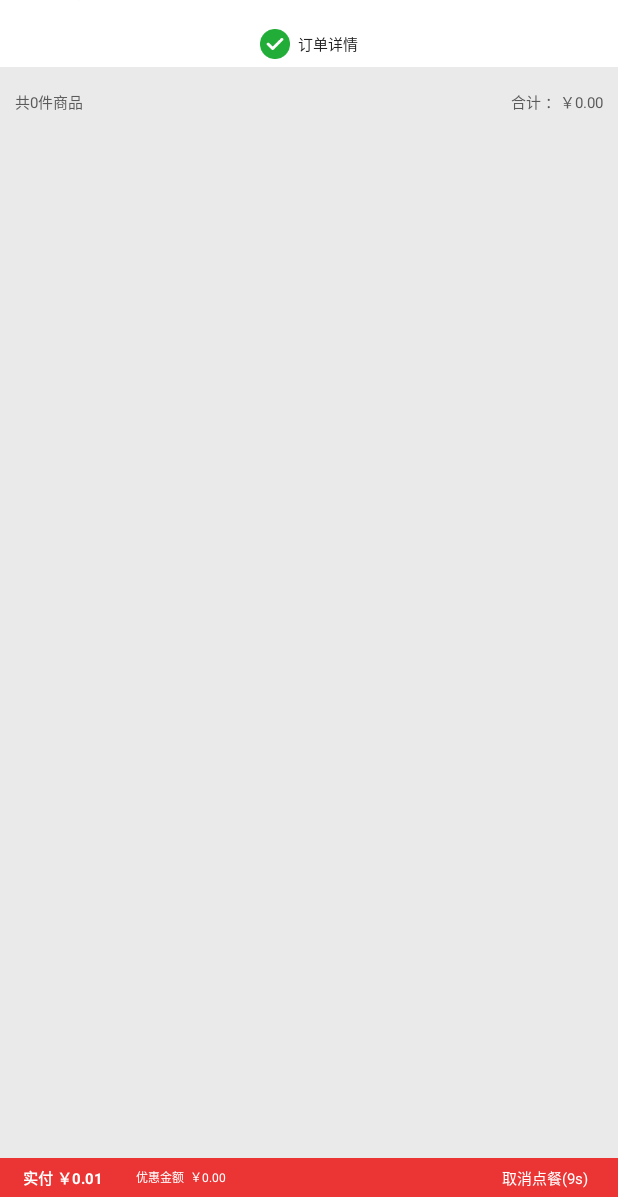
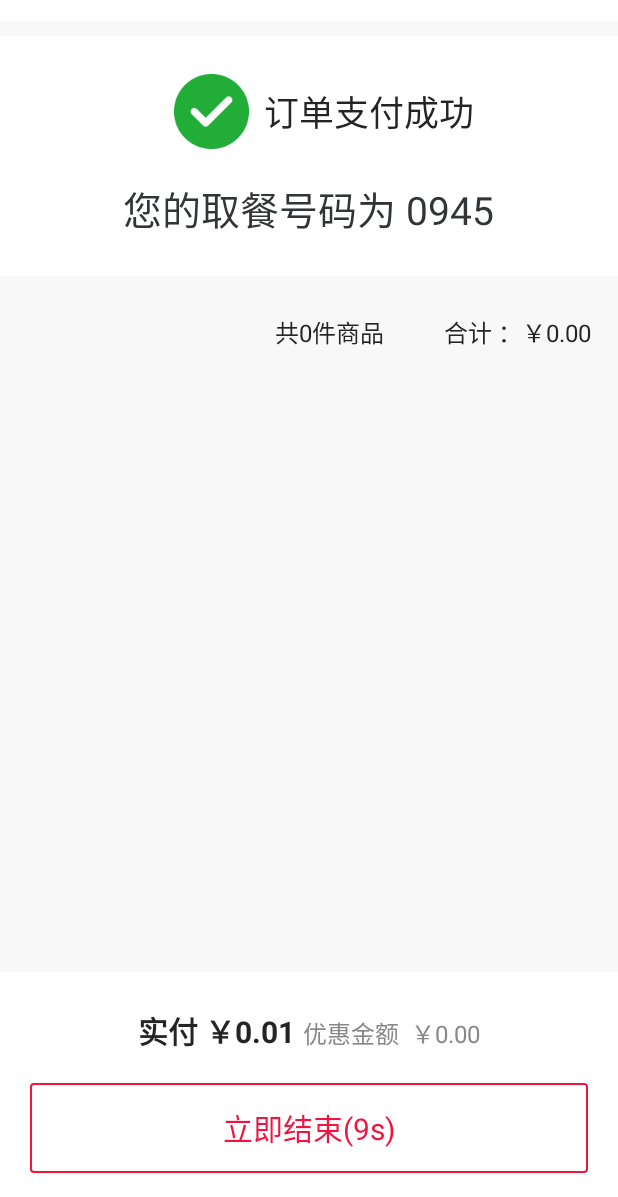
Before and after one commit to comerssschen/TwoRecyclerView, an Android app: the SucessActivity screen opened directly, with no data from a screen before it, on a phone screen of 412 x 824 dp, the part 39-1236 px from its top. Run offline under Robolectric (Android 15) with nearby library versions, the light colour scheme and no system bars; our stand-ins replace ButterKnife; libraries missing offline, so code that uses them is left out: com.blankj.utilcode; pictures from the network do not load; 5 statements that could not run were skipped.

Commit message:
对接支付

```diff
--- a/app/src/main/java/com/weipan/kotilin/helper/CountDownHelper.java
+++ b/app/src/main/java/com/weipan/kotilin/helper/CountDownHelper.java
@@ -32,12 +32,12 @@ public class CountDownHelper {
             @Override
             public void onTick(long time) {
                 int second = (int) ((time + 15) / 1000);
-                textView.setText("取消点餐(" + second + "s)");
+                textView.setText(tip + "(" + second + "s)");
             }
 
             @Override
             public void onFinish() {
-                textView.setText("取消点餐");
+                textView.setText(tip);
                 if (listener != null) {
                     listener.fin();
                 }
--- a/app/src/main/java/com/weipan/kotilin/ui/StartActivity.java
+++ b/app/src/main/java/com/weipan/kotilin/ui/StartActivity.java
@@ -12,6 +12,7 @@ import android.widget.Toast;
 
 import com.blankj.utilcode.util.BarUtils;
 import com.blankj.utilcode.util.ObjectUtils;
+import com.blankj.utilcode.util.PermissionUtils;
 import com.blankj.utilcode.util.ToastUtils;
 import com.google.gson.Gson;
 import com.lzy.okgo.OkGo;
@@ -126,6 +127,7 @@ public class StartActivity extends BaseActivity {
         switch (view.getId()) {
             case R.id.tv_hind:
                 BarUtils.setNavBarVisibility(this, true);
+                PermissionUtils.launchAppDetailsSettings();
                 break;
             case R.id.tv_go_order:
                 Intent intent = new Intent(StartActivity.this, MainActivity.class);
--- a/app/src/main/java/com/weipan/kotilin/ui/SucessActivity.java
+++ b/app/src/main/java/com/weipan/kotilin/ui/SucessActivity.java
@@ -64,7 +64,7 @@ public class SucessActivity extends BaseActivity {
         }
         tvBtParm1.setText("实付 ￥" + PayMoney);
 //        EventBus.getDefault().post(new SucessEvent(menus));
-        CountDownHelper helper = new CountDownHelper(tvTimeTiger, 10, 1);
+        CountDownHelper helper = new CountDownHelper(tvTimeTiger, 10, 1, "立即结束");
         helper.setOnFinishListener(new CountDownHelper.OnFinishListener() {
             @Override
             public void fin() {
--- a/app/src/main/res/layout/activity_main.xml
+++ b/app/src/main/res/layout/activity_main.xml
@@ -97,9 +97,10 @@
                     android:layout_marginTop="20dp"
                     android:background="@drawable/car_count_shape"
                     android:gravity="center"
-                    android:text="86"
+                    android:text="0"
                     android:textColor="@color/header"
-                    android:textSize="12sp" />
+                    android:textSize="12sp"
+                    android:visibility="invisible" />
             </RelativeLayout>
 
             <TextView
--- a/app/src/main/res/layout/activity_sucess.xml
+++ b/app/src/main/res/layout/activity_sucess.xml
@@ -2,7 +2,7 @@
 <LinearLayout xmlns:android="http://schemas.android.com/apk/res/android"
     android:layout_width="match_parent"
     android:layout_height="match_parent"
-    android:background="@color/white"
+    android:background="#fff8f8f8"
     android:orientation="vertical">
 
     <LinearLayout
@@ -27,40 +27,45 @@
             android:textSize="12sp" />
 
     </LinearLayout>
+
     <LinearLayout
         android:layout_width="match_parent"
-        android:layout_height="wrap_content"
-        android:gravity="center_horizontal|center_vertical"
-        android:orientation="horizontal"
-        android:paddingVertical="5dp">
-
-        <ImageView
-            android:layout_width="20dp"
-            android:layout_height="20dp"
-            android:src="@drawable/pay_succes" />
+        android:layout_height="160dp"
+        android:layout_marginTop="10dp"
+        android:background="@color/white"
+        android:gravity="center"
+        android:orientation="vertical">
 
         <TextView
             android:layout_width="wrap_content"
             android:layout_height="wrap_content"
-            android:layout_marginLeft="5dp"
-            android:background="@color/white"
-            android:text="订单详情"
+            android:layout_marginLeft="10dp"
+            android:drawableLeft="@drawable/pay_succes"
+            android:drawablePadding="10dp"
+            android:gravity="center"
+            android:text="订单支付成功"
             android:textColor="#242424"
-            android:textSize="10sp" />
+            android:textSize="23sp" />
+
+        <TextView
+            android:layout_width="wrap_content"
+            android:layout_height="wrap_content"
+            android:layout_marginTop="20dp"
+            android:text="您的取餐号码为 0945"
+            android:textColor="@color/true_black"
+            android:textSize="26sp" />
     </LinearLayout>
-
 
     <LinearLayout
         android:id="@+id/lly_shopcar"
         android:layout_width="match_parent"
         android:layout_height="match_parent"
-        android:background="#EAEAEA"
         android:orientation="vertical">
 
         <LinearLayout
             android:layout_width="match_parent"
             android:layout_height="0dp"
-            android:layout_marginTop="5dp"
+            android:layout_marginTop="15dp"
             android:layout_weight="1.0"
             android:orientation="vertical">
 
@@ -76,68 +81,73 @@
                 android:layout_width="match_parent"
                 android:layout_height="wrap_content"
                 android:layout_marginTop="10dp"
-                android:paddingHorizontal="10dp">
+                android:layout_marginRight="18dp"
+                android:gravity="end">
 
                 <TextView
                     android:id="@+id/tv_total_count"
-                    android:layout_width="0dp"
+                    android:layout_width="wrap_content"
                     android:layout_height="wrap_content"
-                    android:layout_weight="1"
                     android:text="共2件商品"
-                    android:textColor="#5A5A5A"
-                    android:textSize="10sp" />
+                    android:textColor="@color/title_color"
+                    android:textSize="16sp" />
 
                 <TextView
                     android:id="@+id/tv_total_money"
                     android:layout_width="wrap_content"
                     android:layout_height="wrap_content"
+                    android:layout_marginLeft="40dp"
                     android:text="合计：￥45.00"
-                    android:textColor="#5A5A5A"
-                    android:textSize="10sp" />
+                    android:textColor="@color/title_color"
+                    android:textSize="16sp" />
             </LinearLayout>
         </LinearLayout>
 
 
         <LinearLayout
             android:layout_width="match_parent"
+            android:layout_height="150dp"
+            android:background="@color/white"
+            android:gravity="center_horizontal"
+            android:orientation="vertical">
+
+            <LinearLayout
+                android:layout_width="wrap_content"
                 android:layout_height="wrap_content"
-            android:background="#EB3434"
-            android:orientation="horizontal"
-            android:paddingVertical="5dp">
+                android:layout_marginTop="24dp"
+                android:gravity="center_horizontal"
+                android:orientation="horizontal">
 
                 <TextView
                     android:id="@+id/tv_bt_parm1"
                     android:layout_width="wrap_content"
-                android:layout_height="match_parent"
-                android:layout_alignParentStart="true"
-                android:layout_marginStart="15dp"
-                android:gravity="center_vertical"
+                    android:layout_height="wrap_content"
                     android:text="654465"
-                android:textColor="#FFFFFF"
-                android:textSize="10sp"
+                    android:textColor="@color/title_color"
+                    android:textSize="20sp"
                     android:textStyle="bold" />
 
                 <TextView
                     android:id="@+id/tv_bt_parm2"
-                android:layout_width="0dp"
-                android:layout_height="match_parent"
-                android:layout_marginStart="22dp"
-                android:layout_weight="1"
-                android:gravity="center_vertical"
+                    android:layout_width="wrap_content"
+                    android:layout_height="wrap_content"
+                    android:layout_marginLeft="5dp"
                     android:text="优惠金额  ￥0.00"
-                android:textColor="#FFFFFF"
-                android:textSize="8sp" />
+                    android:textColor="@color/content_color"
+                    android:textSize="16sp" />
+            </LinearLayout>
 
             <TextView
                 android:id="@+id/tv_time_tiger"
-                android:layout_width="wrap_content"
-                android:layout_height="match_parent"
-                android:layout_alignParentEnd="true"
-                android:layout_marginEnd="20dp"
-                android:gravity="center_vertical"
-                android:text="倒计时"
-                android:textColor="#FFFFFF"
-                android:textSize="10sp" />
+                android:layout_width="match_parent"
+                android:layout_height="60dp"
+                android:layout_marginHorizontal="20dp"
+                android:layout_marginTop="20dp"
+                android:background="@drawable/common_backgroud_black_shape"
+                android:gravity="center"
+                android:text="立即结束"
+                android:textColor="@color/header"
+                android:textSize="20sp" />
         </LinearLayout>
 
     </LinearLayout>
```
Also changed, not shown: app/src/main/java/com/weipan/kotilin/MainActivity.java (+5 -3 lines), app/src/main/java/com/weipan/kotilin/ui/BaseActivity.java (+41 -1 lines), app/src/main/res/layout/menus_succes_items_layout.xml (+12 -11 lines), app/src/main/res/drawable-xhdpi/pay_succes.png, 3 other files. Lines whose indentation alone changed are shown as unchanged.
